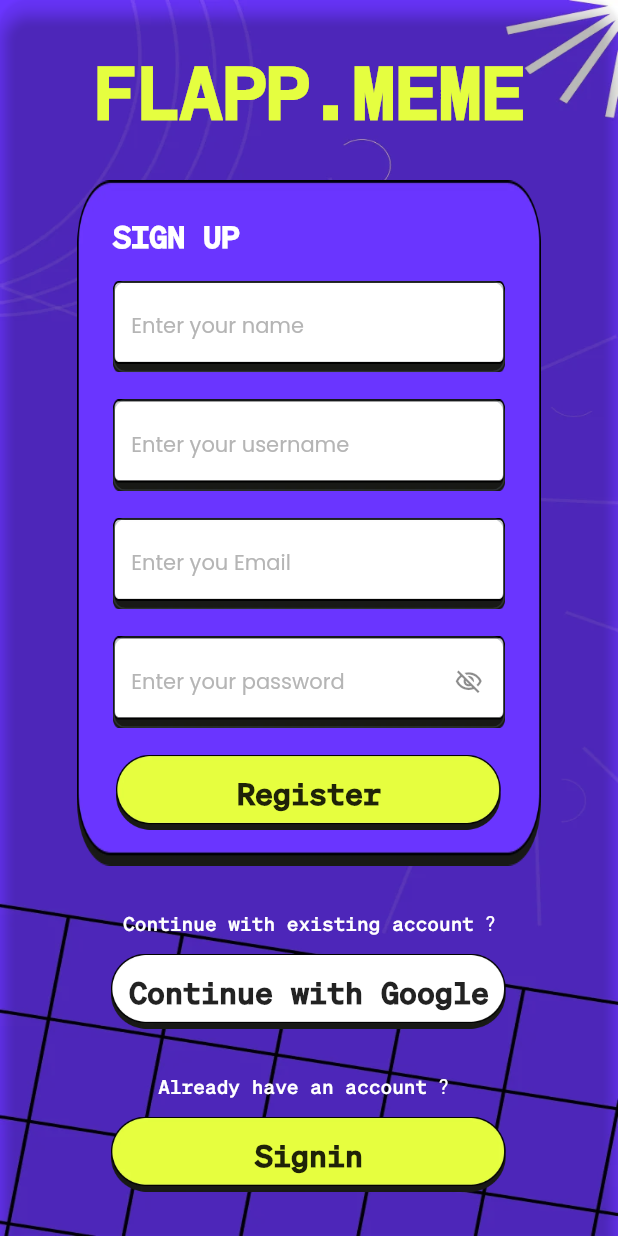
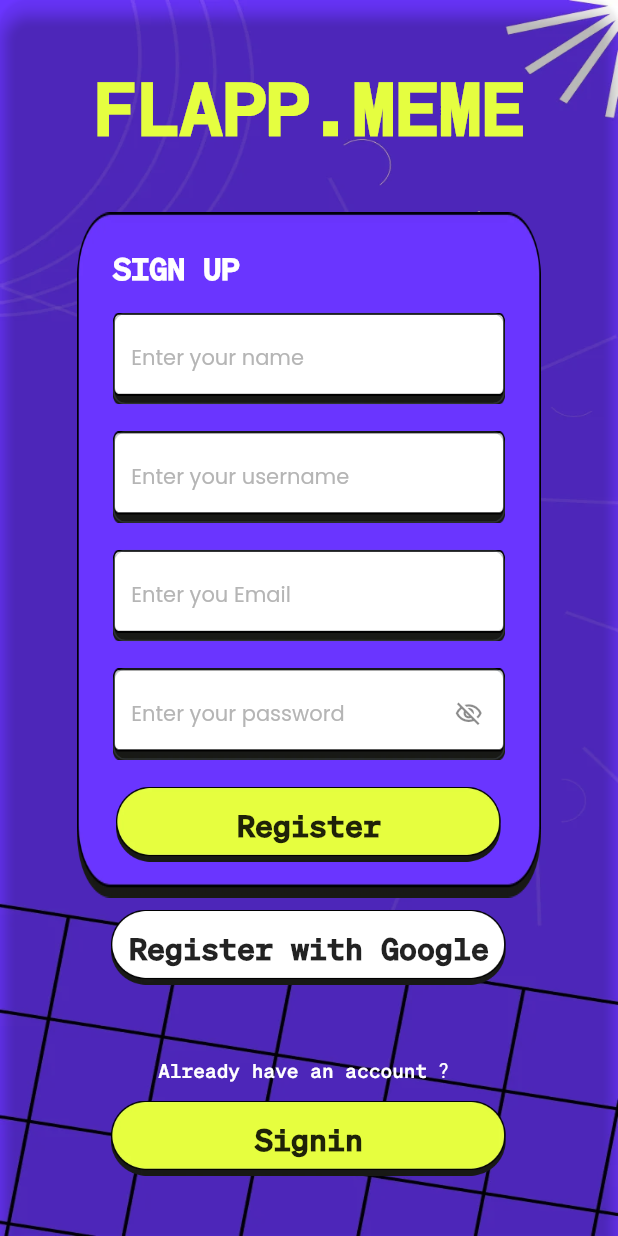
Before and after one commit to memesflapp/baddiefied, a Flutter app: the screen it shows after launch, on a phone screen of 412 x 824 dp. Run offline on Flutter 3.47's test engine with Material 3 defaults, Android fonts, the light colour scheme and no system bars; drawn by our look-alikes of auto_size_text; our stand-ins replace cached_network_image, chewie, cloud_firestore, easy_debounce, equatable, file_picker and 21 more; missing offline and left inert: blurhash_dart, firebase_app_check, json_path, mime_type, social_share, text_search; accounts and stored records are empty.

Commit message:
[fixed] register with google

```diff
--- a/lib/auth/sign_up/sign_up_widget.dart
+++ b/lib/auth/sign_up/sign_up_widget.dart
@@ -115,6 +115,8 @@ class _SignUpWidgetState extends State<SignUpWidget> {
                     ),
                   ),
                 ),
+                Column(
+                  children: [
                     Container(
                       width: screenWidth(context) * 0.75,
                       decoration: const BoxDecoration(
@@ -517,26 +519,8 @@ class _SignUpWidgetState extends State<SignUpWidget> {
                         ),
                       ),
                     ),
-                Column(
-                  children: [
-                    Row(
-                      mainAxisSize: MainAxisSize.max,
-                      mainAxisAlignment: MainAxisAlignment.center,
-                      children: [
-                        Text(
-                          'Continue with existing account ?',
-                          style:
-                          FlutterFlowTheme.of(context).bodyMedium.override(
-                            fontSize: 13.0,
-                            letterSpacing: 0.0,
-                            color: FlutterFlowTheme.of(context).info,
-                          ),
-                        ),
-                      ],
-                    ),
-                    const SizedBox(height: 12.0),
-                    Align(
-                      alignment: const AlignmentDirectional(0.0, 0.0),
+                    Padding(
+                      padding: const EdgeInsets.all(8.0),
                       child: FFButtonWidget(
                         onPressed: () async {
                           if (_model.textController.text != '') {
@@ -575,7 +559,7 @@ class _SignUpWidgetState extends State<SignUpWidget> {
                             );
                           }
                         },
-                        text: 'Continue with Google',
+                        text: 'Register with Google',
                         icon: const FaIcon(
                           FontAwesomeIcons.google,
                           color: Color(0xFFF41420),
```
Lines whose indentation alone changed are shown as unchanged.
